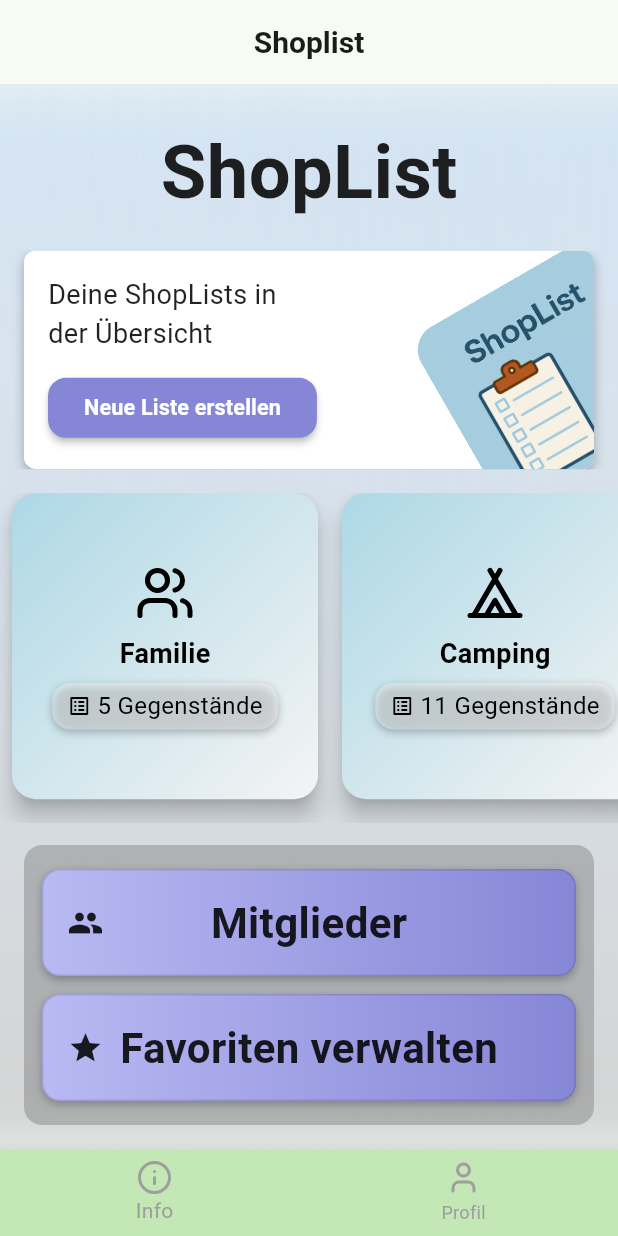
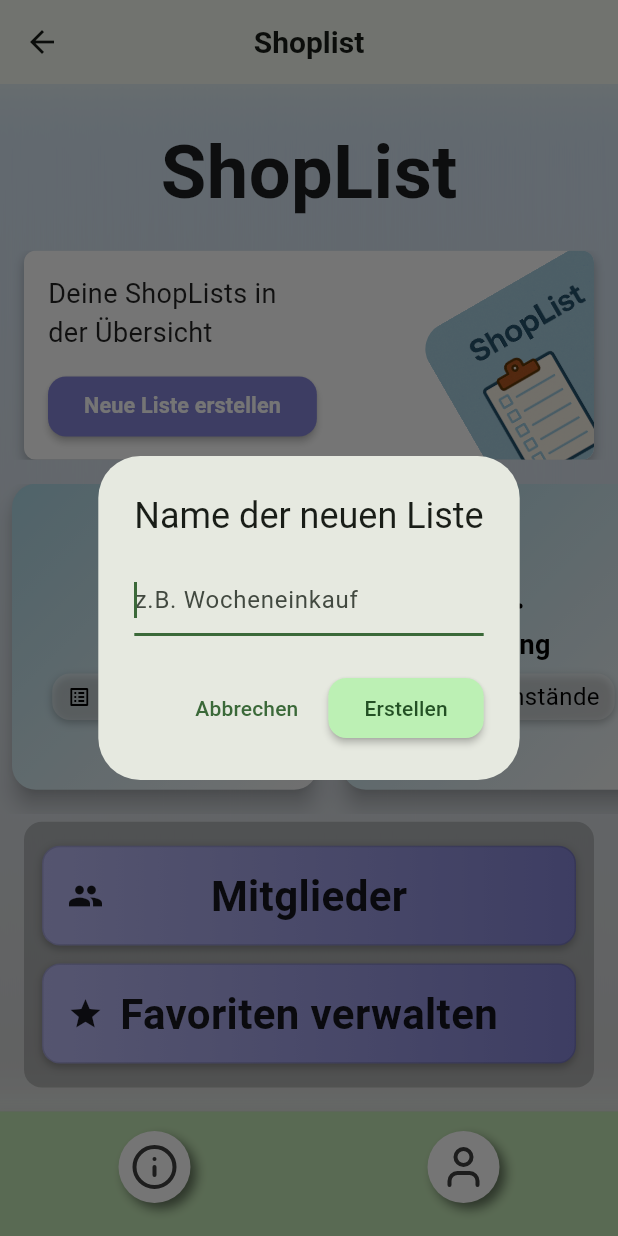
Before and after one commit to DanielTrompetter/shoplist, a Flutter app: the screen it shows after launch, after a tap on "Neue Liste erstellen", on a phone screen of 412 x 824 dp. Run offline on Flutter 3.47's test engine with Material 3 defaults, Android fonts, the phone set to English and light mode, and no system bars; our stand-ins replace device_preview, google_fonts, lucide_icons; Roboto replaces fonts that are missing (Belanosima, Inria Sans).

Commit message:
added new listscreen and solved some troubles with the keyboard input!

```diff
--- a/lib/Screens/homescreen.dart
+++ b/lib/Screens/homescreen.dart
@@ -3,6 +3,7 @@
 import 'dart:ui';
 import 'package:google_fonts/google_fonts.dart';
 import 'package:shoplist/DBInterface/dbinterface.dart';
+import 'package:shoplist/Screens/newlist.dart';
 import 'package:shoplist/main.dart';
 import 'package:shoplist/widgets/bigbutton.dart';
 import 'package:shoplist/widgets/slbottomnavbar.dart';
@@ -207,7 +208,59 @@
                       ),
                     ),
                     ElevatedButton(
-                      onPressed: () {},
+                      onPressed: () async {
+                        final TextEditingController controller = TextEditingController();
+                        final FocusNode focusNode = FocusNode();
+
+                        final String? listName = await showDialog<String>(
+                          context: context,
+                          builder: (context) {
+                            return StatefulBuilder(
+                              builder: (context, setState) {
+                                // Tastatur nach Dialog-Render aktivieren
+                                WidgetsBinding.instance.addPostFrameCallback((_) {
+                                  focusNode.requestFocus();
+                                });
+
+                                return AlertDialog(
+                                  title: const Text('Name der neuen Liste'),
+                                  content: TextField(
+                                    controller: controller,
+                                    focusNode: focusNode,
+                                    autofocus: true,
+                                    decoration: const InputDecoration(
+                                      hintText: 'z.B. Wocheneinkauf',
+                                    ),
+                                  ),
+                                  actions: [
+                                    TextButton(
+                                      onPressed: () => Navigator.pop(context),
+                                      child: const Text('Abbrechen'),
+                                    ),
+                                    ElevatedButton(
+                                      onPressed: () {
+                                        final name = controller.text.trim();
+                                        if (name.isNotEmpty) {
+                                          Navigator.pop(context, name);
+                                        }
+                                      },
+                                      child: const Text('Erstellen'),
+                                    ),
+                                  ],
+                                );
+                              },
+                            );
+                          },
+                        );
+                        if (listName != null && listName.isNotEmpty) {
+                          Navigator.push(
+                            context,
+                            MaterialPageRoute(
+                              builder: (context) => NewListScreen(listName: listName),
+                            ),
+                          );
+                        }
+                    },
                       style: ButtonStyle(
                         backgroundColor: WidgetStateProperty.all(const Color(0xFF8686D7)),
                         shape: WidgetStateProperty.all(
--- a/lib/main.dart
+++ b/lib/main.dart
@@ -3,7 +3,8 @@
 import 'package:flutter/services.dart';
 import 'package:shoplist/Screens/listscreen.dart';
 import 'package:shoplist/Screens/homescreen.dart';
-import 'package:shoplist/theme/themes.dart'; // ← Theme import
+import 'package:shoplist/Screens/newlist.dart';
+import 'package:shoplist/theme/themes.dart';
 import 'package:device_preview/device_preview.dart';
 
 final bool useDevicePreview = Platform.isMacOS || Platform.isWindows || Platform.isLinux;
@@ -11,6 +12,7 @@
 enum Screen {
   homeScreen,
   listScreen,
+  newlist,
 }
 
 void main() async {
@@ -44,11 +46,23 @@
       builder: useDevicePreview ? DevicePreview.appBuilder : null,
       theme: AppThemes.lightTheme,
       darkTheme: AppThemes.darkTheme,
-      themeMode: ThemeMode.system, // ← automatisch Light/Dark
+      themeMode: ThemeMode.system,
       initialRoute: '/home',
-      routes: {
-        '/home': (context) => HomeScreen(),
-        '/listscreen': (context) => ListScreen(),
+      onGenerateRoute: (settings) {
+        switch (settings.name) {
+          case '/home':
+            return MaterialPageRoute(builder: (_) => HomeScreen());
+          case '/listscreen':
+            return MaterialPageRoute(builder: (_) => ListScreen());
+          case '/newlist':
+            final args = settings.arguments;
+            if (args is String) {
+              return MaterialPageRoute(builder: (_) => NewListScreen(listName: args));
+            }
+            return MaterialPageRoute(builder: (_) => const NewListScreen(listName: 'Neue Liste'));
+          default:
+            return MaterialPageRoute(builder: (_) => HomeScreen());
+        }
       },
       debugShowCheckedModeBanner: false,
     );
--- a/lib/widgets/slbottomnavbar.dart
+++ b/lib/widgets/slbottomnavbar.dart
@@ -16,8 +16,41 @@
       unselectedItemColor: Colors.grey,
       backgroundColor: const Color.fromARGB(255, 0xC3, 0xE7, 0xB5),
       elevation: 10,
-      items: items.map((e) => BottomNavigationBarItem(icon: e.icon, label: e.label)).toList(),
+      items: items
+          .map((e) => BottomNavigationBarItem(
+                icon: _buildIcon(e.icon),
+                label: '',
+              ))
+          .toList(),
       onTap: (index) => items[index].onTap(),
+    );
+  }
+
+  Widget _buildIcon(Icon icon) {
+    return Transform.translate(
+      offset: const Offset(0, 6), // z. B. 6 Pixel nach unten
+      child: Container(
+        width: 48,
+        height: 48,
+        decoration: BoxDecoration(
+          color: Colors.white,
+          shape: BoxShape.circle,
+          boxShadow: [
+            BoxShadow(
+              color: Colors.black.withAlpha(128),
+              blurRadius: 6,
+              offset: const Offset(4, 4),
+            ),
+          ],
+        ),
+        child: Center(
+          child: Icon(
+            icon.icon,
+            size: 32,
+            color: Colors.black.withAlpha(192),
+          ),
+        ),
+      ),
     );
   }
 
@@ -25,13 +58,49 @@
     switch (origin) {
       case Screen.homeScreen:
         return [
-          NavbarItem(icon: const Icon(LucideIcons.info), label: 'Info', onTap: () => Navigator.pushNamed(context, '/info')),
-          NavbarItem(icon: const Icon(LucideIcons.user), label: 'Profil', onTap: () => Navigator.pushNamed(context, '/profile')),
+          NavbarItem(
+            icon: const Icon(LucideIcons.info),
+            label: 'Info',
+            onTap: () => Navigator.pushNamed(context, '/info'),
+          ),
+          NavbarItem(
+            icon: const Icon(LucideIcons.user),
+            label: 'Profil',
+            onTap: () => Navigator.pushNamed(context, '/profile'),
+          ),
         ];
       case Screen.listScreen:
         return [
-          NavbarItem(icon: const Icon(LucideIcons.home), label: 'Home', onTap: () => Navigator.pushNamed(context, '/home')),
-          NavbarItem(icon: const Icon(LucideIcons.settings), label: 'Einstellungen', onTap: () => Navigator.pushNamed(context, '/settings')),
+          NavbarItem(
+            icon: const Icon(LucideIcons.home),
+            label: 'Home',
+            onTap: () => Navigator.pushNamed(context, '/home'),
+          ),
+          NavbarItem(
+            icon: const Icon(LucideIcons.settings),
+            label: 'Einstellungen',
+            onTap: () => Navigator.pushNamed(context, '/settings'),
+          ),
+        ];
+      case Screen.newlist:
+        return [
+          NavbarItem(
+            icon: const Icon(LucideIcons.home),
+            label: 'Home',
+            onTap: () => Navigator.pushNamed(context, '/home'),
+          ),
+          NavbarItem(
+            icon: const Icon(LucideIcons.plus),
+            label: 'Neuer Gegenstand',
+            onTap: () {
+              // Hier kannst du z. B. einen Dialog öffnen oder zur Item-Erstellung navigieren
+            },
+          ),
+          NavbarItem(
+            icon: const Icon(LucideIcons.settings),
+            label: 'Einstellungen',
+            onTap: () => Navigator.pushNamed(context, '/settings'),
+          ),
         ];
     }
   }
@@ -42,5 +111,9 @@
   final String label;
   final VoidCallback onTap;
 
-  NavbarItem({required this.icon, required this.label, required this.onTap});
+  NavbarItem({
+    required this.icon,
+    required this.label,
+    required this.onTap,
+  });
 }
```
Also changed, not shown: lib/Screens/newlist.dart (added, +147 -0 lines).
